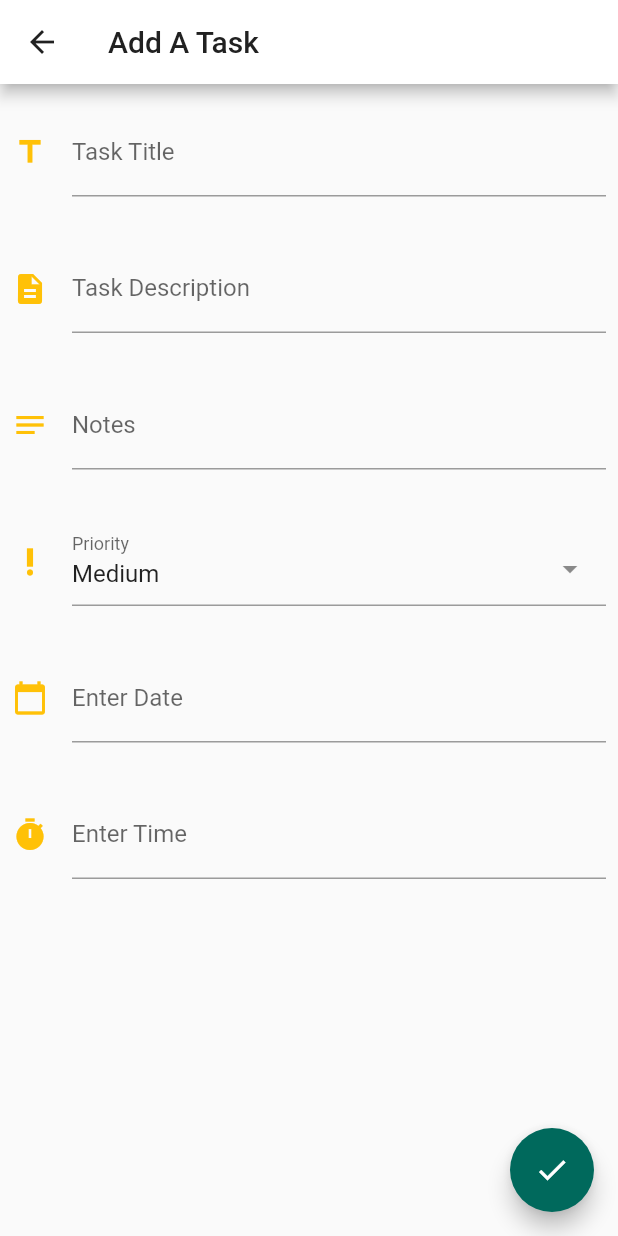
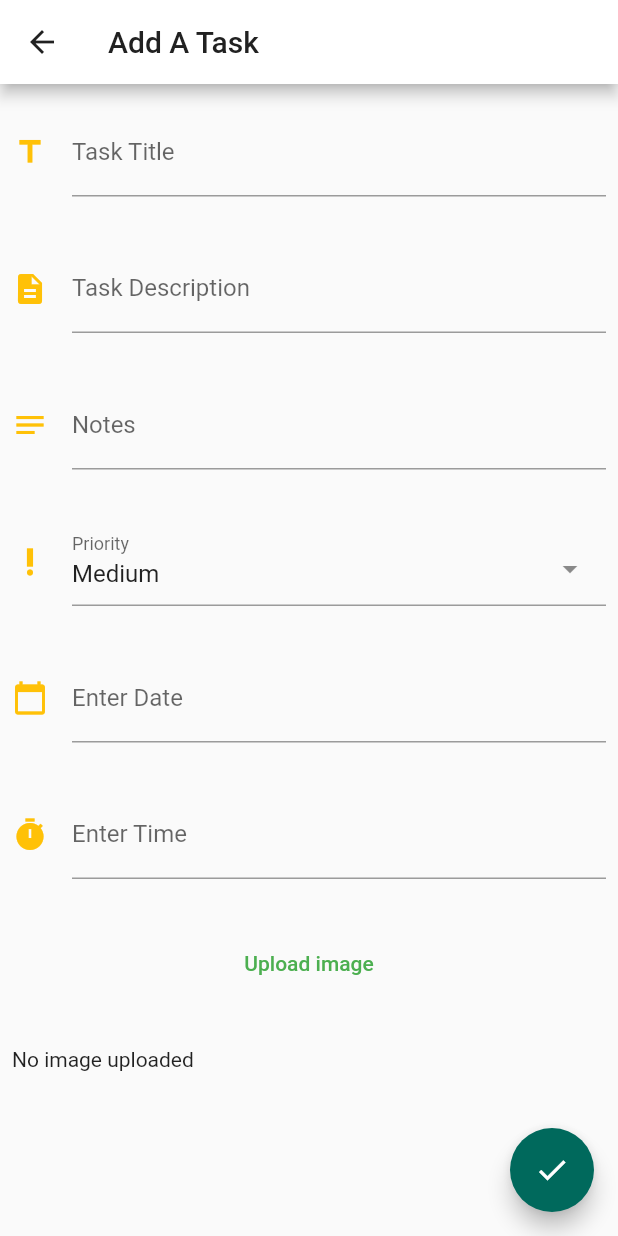
Before and after one commit to Hsn37/Ghambeel, a Flutter app: the AddTask screen opened directly, on a phone screen of 412 x 824 dp. Run offline on Flutter 3.47's test engine with Material 2 defaults, Android fonts, the phone set to English and light mode, and no system bars; drawn by our look-alikes of select_form_field; our stand-ins replace flutter_secure_storage, flutter_spinkit, image_picker, table_calendar; missing offline and left inert: icon_decoration, mysql1; accounts and stored records are empty.

Commit message:
Image uploading

```diff
--- a/lib/main.dart
+++ b/lib/main.dart
@@ -25,7 +25,7 @@ Future setup() {
         Storage.setValue(Keys.tasks, Storage.jsonEnc({
             "tasks":{
               "incomplete":{
-                  "task0":{"name":"First Task", "priority":"0", "description":"Take a tour of our app", "notes": "", "status":"incomplete", "timeAdded":getNowDateTime(), "deadline":getNowDateTime(), "timeCompleted":""},
+                  "task0":{"name":"First Task", "priority":"0", "description":"Take a tour of our app", "notes": "", "status":"incomplete", "timeAdded":getNowDateTime(), "deadline":getNowDateTime(), "timeCompleted":"", "imgname":""},
                   // "task2":{"name":"SampleTask2", "priority":"1", "description":"Sample description", "status":"incomplete", "timeAdded":DateTime.now().toString(), "timeCompleted":""},
                   // "task3":{"name":"SampleTask2", "priority":"1", "description":"Sample description", "status":"incomplete", "timeAdded":DateTime.now().toString(), "timeCompleted":""},
                   // "task4":{"name":"SampleTask2", "priority":"1", "description":"Sample description", "status":"incomplete", "timeAdded":DateTime.now().toString(), "timeCompleted":""},
--- a/lib/modules/calendar/addtask.dart
+++ b/lib/modules/calendar/addtask.dart
@@ -1,11 +1,15 @@
+import 'dart:io';
+
+import 'package:flutter/services.dart';
 import 'package:ghambeel/modules/todolist/todolist.dart';
 import 'package:icon_decoration/icon_decoration.dart';
 import 'package:flutter/material.dart';
 import 'package:ghambeel/modules/storage/storage.dart';
 import 'package:intl/intl.dart';
+import 'package:path_provider/path_provider.dart';
 import '../../theme.dart';
 import 'package:select_form_field/select_form_field.dart';
-
+import 'package:image_picker/image_picker.dart';
 // import 'package:chips_choice_null_safety/chips_choice_null_safety.dart';
 //import 'package:smart_select/smart_select.dart';
 // import 'package:flutter_awesome_select/flutter_awesome_select.dart';
@@ -76,16 +80,70 @@ class _AddTaskState extends State<AddTask>{
     super.initState();
   }
 
+  Future pickImg() async {
+    try{
+      final image = await ImagePicker().pickImage(source: ImageSource.gallery);
+      if (image == null){
+        return;
+      }
+
+      final tempImage = File(image.path);
+      setState(()=>{
+        this.image = tempImage,
+        filename = tasktitle + "_" + formattedDate
+      });} on PlatformException catch(e){
+      print("Permission denied");
+    }
+  }
+
+  Future saveImg() async {
+    if (image!= null) {
+      Directory dir = await getApplicationDocumentsDirectory();
+      String path = dir.path;
+      final File? localImage = await image?.copy('$path/$filename');
+    }
+  }
+
   final _formKey = GlobalKey<FormState>();
   String dropdownValuePriority = 'high';
   final TimeOfDay _time = const TimeOfDay(hour: 11, minute: 55);
   var tasktitle="";
   var taskDesc="";
   var taskNotes="";
+  File? image;
+  String filename = "";
   late String formattedDate;
   late String formattedTime;
   late DateTime date;
   late TimeOfDay time;
+  /*
+  void _selectTime() async {
+    final TimeOfDay? newTime = await showTimePicker(
+      context: context,
+      initialTime: _time,
+    );
+    if (newTime != null) {
+      setState(() {
+        _time = newTime;
+      });
+    }
+  }
+  //DateTime _date= DateTime(2022,1,1);
+  void _selectDate() async {
+  final DateTime? newDate = await showDatePicker(
+      context: context,
+      initialDate: DateTime(2020, 11, 17),
+      firstDate: DateTime(2017, 1),
+      lastDate: DateTime(2022, 7),
+      helpText: 'Select a date',
+    );
+    if (newDate != null) {
+      setState(() {
+        _date = newDate;
+      });
+    }
+  }
+*/
 
   var priorityIcon = Icon(Icons.priority_high, color: accent);
 
@@ -174,6 +232,31 @@ class _AddTaskState extends State<AddTask>{
             ),
             ),
           ),
+          // )
+          //  DropdownButton <String>(
+          //     value: dropdownValuePriority,
+          //     icon: const Icon(Icons.arrow_downward_outlined),
+          //     elevation: 16,
+
+          //     style: const TextStyle(color: Colors.deepPurple),
+          //     underline: Container(
+          //       height: 5,
+          //       width: 40,
+          //       color: Colors.deepPurpleAccent,
+          //     ),
+          //     onChanged: (String? newValue) {
+          //       setState(() {
+          //         dropdownValuePriority = newValue!;
+          //       });
+          //     },
+          //     items: <String>['High', 'Medium', 'Low']
+          //         .map<DropdownMenuItem<String>>((String value) {
+          //       return DropdownMenuItem<String>(
+          //         value: value,
+          //         child: Text(value),
+          //       );
+          //     }).toList(),
+          //   ),
 
           Padding(
               padding: const EdgeInsets.symmetric(horizontal: 8, vertical: 16),
@@ -245,6 +328,17 @@ class _AddTaskState extends State<AddTask>{
                   )
               )
           ),
+          Padding(
+            padding: const EdgeInsets.symmetric(horizontal: 8, vertical: 16),
+            child: TextButton(
+              child: const Text("Upload image"),
+              onPressed: ()=>{pickImg()},
+            ),
+          ),
+          Padding(
+            padding: const EdgeInsets.symmetric(horizontal: 8, vertical: 16),
+            child: image != null ? Image.file(image!, width:160, height:160) : const Text("No image uploaded"),
+          ),
 
         ],
       ),
@@ -267,12 +361,14 @@ class _AddTaskState extends State<AddTask>{
           }
           String deadline;
           try {
-            deadline = DateTime(date.year, date.month, date.day, time.hour, time.minute).toString();
+            deadline = DateTime(date.year, date.month, date.day, time.hour, time.minute).toString().split(".")[0];
           }
           catch (LateInitializationError) {
             deadline = "";
           }
-          Storage.AddTask(tasktitle, taskDesc, taskNotes, pr, deadline).then((v) => {Navigator.pop(this.context)});
+          Storage.AddTask(tasktitle, taskDesc, taskNotes, pr, deadline, filename).then((v) => {Navigator.pop(this.context)});
+          saveImg();
+          print(filename);
         },
         backgroundColor: toDoIconCols,//Colors.teal.shade800,
         focusColor: Colors.blue,
--- a/lib/modules/storage/storage.dart
+++ b/lib/modules/storage/storage.dart
@@ -39,9 +39,9 @@ class Storage {
     return __storage.deleteAll();
   }
 
-  static Future<void> AddTask (String title, String desc, String notes, String pr, String deadline) async {
+  static Future<void> AddTask (String title, String desc, String notes, String pr, String deadline, String imgname) async {
     int newNum = -1;
-    dynamic newTask = {"name":title, "priority":pr, "description":desc, "notes":notes, "status":"incomplete", "timeAdded":getNowDateTime(), "deadline":deadline, "timeCompleted":""};
+    dynamic newTask = {"name":title, "priority":pr, "description":desc, "notes":notes, "status":"incomplete", "timeAdded":getNowDateTime(), "deadline":deadline, "timeCompleted":"", "imgname":imgname};
 
     await Storage.getValue(Keys.taskNum).then((value) => {
       if (value != null) {
@@ -59,7 +59,7 @@ class Storage {
   }
 
   static Future<void> EditTask (Task task) async {
-    dynamic editedTask = {"name":task.name, "priority":task.priority, "description":task.description, "notes":task.notes, "status":task.status, "timeAdded":task.timeAdded, "deadline":task.deadline, "timeCompleted":task.timeCompleted};
+    dynamic editedTask = {"name":task.name, "priority":task.priority, "description":task.description, "notes":task.notes, "status":task.status, "timeAdded":task.timeAdded, "deadline":task.deadline, "timeCompleted":task.timeCompleted, "imgname": task.imgname};
 
     dynamic tasks = await fetchTasks();
     if (task.status == "incomplete") {
--- a/lib/modules/todolist/addtask.dart
+++ b/lib/modules/todolist/addtask.dart
@@ -1,11 +1,15 @@
+import 'dart:io';
+
+import 'package:flutter/services.dart';
 import 'package:ghambeel/modules/todolist/todolist.dart';
 import 'package:icon_decoration/icon_decoration.dart';
 import 'package:flutter/material.dart';
 import 'package:ghambeel/modules/storage/storage.dart';
 import 'package:intl/intl.dart';
+import 'package:path_provider/path_provider.dart';
 import '../../theme.dart';
 import 'package:select_form_field/select_form_field.dart';
-
+import 'package:image_picker/image_picker.dart';
 // import 'package:chips_choice_null_safety/chips_choice_null_safety.dart';
 //import 'package:smart_select/smart_select.dart';
 // import 'package:flutter_awesome_select/flutter_awesome_select.dart';
@@ -76,12 +80,38 @@ class _AddTaskState extends State<AddTask>{
     super.initState();
   }
 
+  Future pickImg() async {
+    try{
+    final image = await ImagePicker().pickImage(source: ImageSource.gallery);
+    if (image == null){
+      return;
+    }
+
+    final tempImage = File(image.path);
+    setState(()=>{
+      this.image = tempImage,
+      filename = tasktitle + "_" + formattedDate
+    });} on PlatformException catch(e){
+      print("Permission denied");
+    }
+  }
+
+  Future saveImg() async {
+    if (image!= null) {
+      Directory dir = await getApplicationDocumentsDirectory();
+      String path = dir.path;
+      final File? localImage = await image?.copy('$path/$filename');
+    }
+  }
+
   final _formKey = GlobalKey<FormState>();
   String dropdownValuePriority = 'high';
   final TimeOfDay _time = const TimeOfDay(hour: 11, minute: 55);
   var tasktitle="";
   var taskDesc="";
   var taskNotes="";
+  File? image;
+  String filename = "";
   late String formattedDate;
   late String formattedTime;
   late DateTime date;
@@ -298,6 +328,17 @@ class _AddTaskState extends State<AddTask>{
              )
           )
         ),
+          Padding(
+            padding: const EdgeInsets.symmetric(horizontal: 8, vertical: 16),
+            child: TextButton(
+              child: const Text("Upload image"),
+              onPressed: ()=>{pickImg()},
+            ),
+          ),
+          Padding(
+            padding: const EdgeInsets.symmetric(horizontal: 8, vertical: 16),
+            child: image != null ? Image.file(image!, width:160, height:160) : const Text("No image uploaded"),
+          ),
 
         ],
       ),
@@ -325,7 +366,9 @@ class _AddTaskState extends State<AddTask>{
           catch (LateInitializationError) {
             deadline = "";
           }
-          Storage.AddTask(tasktitle, taskDesc, taskNotes, pr, deadline).then((v) => {Navigator.pop(this.context)});
+          Storage.AddTask(tasktitle, taskDesc, taskNotes, pr, deadline, filename).then((v) => {Navigator.pop(this.context)});
+          saveImg();
+          print(filename);
         },
         backgroundColor: toDoIconCols,//Colors.teal.shade800,
         focusColor: Colors.blue,
--- a/lib/sharedfolder/task.dart
+++ b/lib/sharedfolder/task.dart
@@ -1,16 +1,16 @@
 
 
 class Task {
-  String name, priority, description, notes, status, timeAdded, deadline, timeCompleted;
+  String name, priority, description, notes, status, timeAdded, deadline, timeCompleted, imgname;
   late String taskId;
 
-  Task(this.name, this.priority, this.description, this.notes, this.status, this.timeAdded, this.deadline, this.timeCompleted);
+  Task(this.name, this.priority, this.description, this.notes, this.status, this.timeAdded, this.deadline, this.timeCompleted, this.imgname);
 
   static List<Task> parseTasks(tasks) {
     var l = <Task>[];
     Task t;
     tasks.forEach((k, v) => {
-      t = Task(v["name"], v["priority"], v["description"], v["notes"], v["status"], v["timeAdded"], v["deadline"], v["timeCompleted"]),
+      t = Task(v["name"], v["priority"], v["description"], v["notes"], v["status"], v["timeAdded"], v["deadline"], v["timeCompleted"], v["imgname"]),
       t.taskId = k,
       l.add(t),
     });
@@ -24,7 +24,7 @@ class Task {
     Task t;
     tasks.forEach((k, v) => {
       if (day.toString().split(" ")[0] == v["timeAdded"].split(" ")[0] || (day == null)){
-        t = Task(v["name"], v["priority"], v["description"], v["notes"], v["status"], v["timeAdded"], v["deadline"], v["timeCompleted"]),
+        t = Task(v["name"], v["priority"], v["description"], v["notes"], v["status"], v["timeAdded"], v["deadline"], v["timeCompleted"], v["imgname"]),
         t.taskId = k,
         l.add(t)
       }
--- a/pubspec.yaml
+++ b/pubspec.yaml
@@ -48,6 +48,8 @@ dependencies:
   select_form_field: ^2.2.0
   mysql1: ^0.19.2
   http: ^0.13.4
+  image_picker: ^0.8.4+11
+  path_provider: ^2.0.9
 
 dev_dependencies:
   flutter_test:
```
Also changed, not shown: lib/modules/todolist/viewtasks.dart (+25 -1 lines), pubspec.lock. Lines whose indentation alone changed are shown as unchanged.
